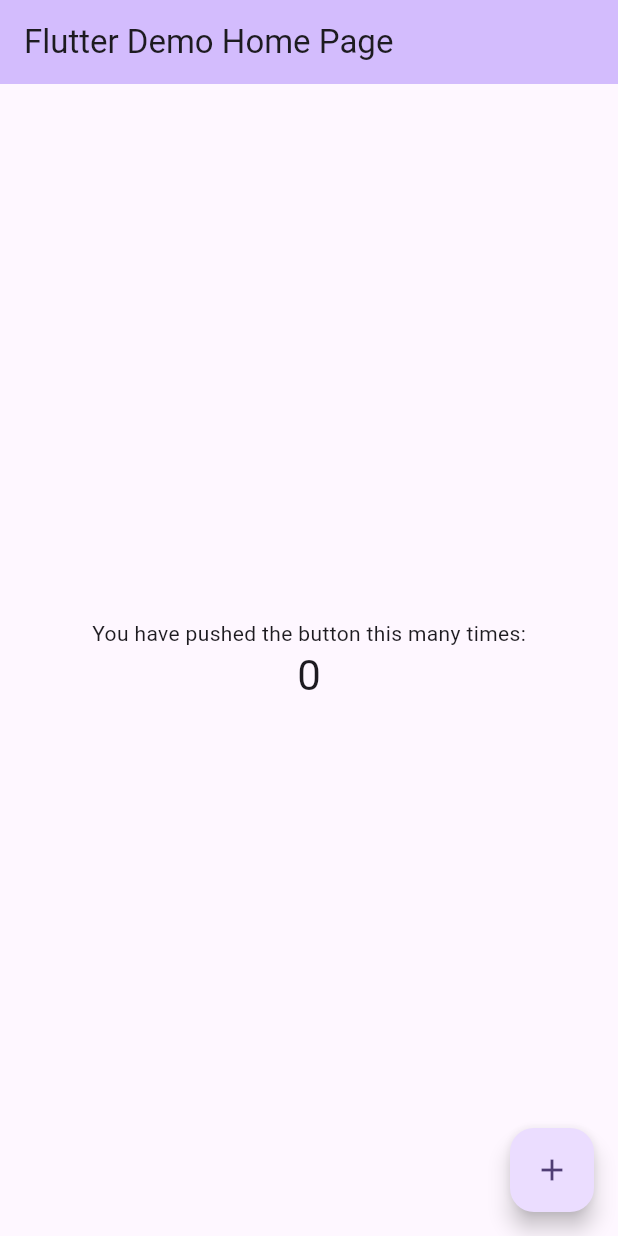
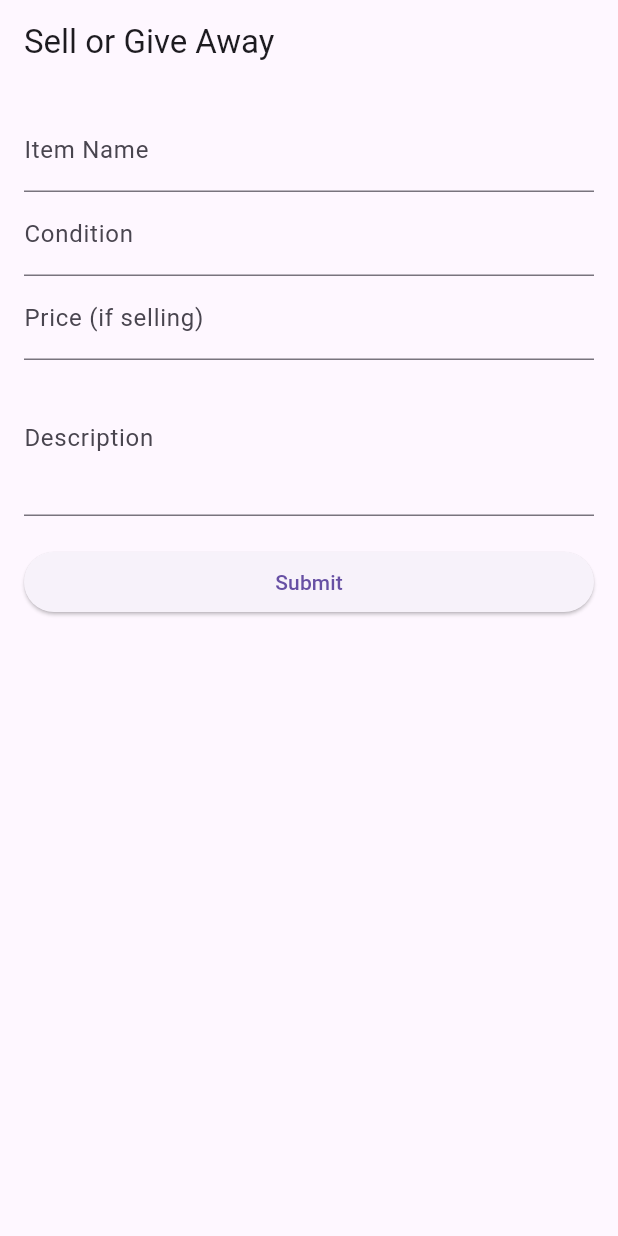
Before and after one commit to BrianKHL/DormDash, a Flutter app: the screen it shows after launch, on a phone screen of 412 x 824 dp. Run offline on Flutter 3.47's test engine with Material 3 defaults, Android fonts, the phone set to English and light mode, and no system bars.

Commit message:
Sell & Giveaway

```diff
--- a/lib/main.dart
+++ b/lib/main.dart
@@ -1,125 +1,99 @@
 import 'package:flutter/material.dart';
 
 void main() {
-  runApp(const MyApp());
+  runApp(DormDashApp());
 }
 
-class MyApp extends StatelessWidget {
-  const MyApp({super.key});
+class DormDashApp extends StatelessWidget {
+  const DormDashApp({super.key});
 
-  // This widget is the root of your application.
   @override
   Widget build(BuildContext context) {
     return MaterialApp(
-      title: 'Flutter Demo',
+      title: 'DormDash',
       theme: ThemeData(
-        // This is the theme of your application.
-        //
-        // TRY THIS: Try running your application with "flutter run". You'll see
-        // the application has a purple toolbar. Then, without quitting the app,
-        // try changing the seedColor in the colorScheme below to Colors.green
-        // and then invoke "hot reload" (save your changes or press the "hot
-        // reload" button in a Flutter-supported IDE, or press "r" if you used
-        // the command line to start the app).
-        //
-        // Notice that the counter didn't reset back to zero; the application
-        // state is not lost during the reload. To reset the state, use hot
-        // restart instead.
-        //
-        // This works for code too, not just values: Most code changes can be
-        // tested with just a hot reload.
-        colorScheme: ColorScheme.fromSeed(seedColor: Colors.deepPurple),
-        useMaterial3: true,
+        primarySwatch: Colors.blue,
       ),
-      home: const MyHomePage(title: 'Flutter Demo Home Page'),
+      home: SellGiveAwayScreen(),
     );
   }
 }
 
-class MyHomePage extends StatefulWidget {
-  const MyHomePage({super.key, required this.title});
-
-  // This widget is the home page of your application. It is stateful, meaning
-  // that it has a State object (defined below) that contains fields that affect
-  // how it looks.
-
-  // This class is the configuration for the state. It holds the values (in this
-  // case the title) provided by the parent (in this case the App widget) and
-  // used by the build method of the State. Fields in a Widget subclass are
-  // always marked "final".
-
-  final String title;
+class SellGiveAwayScreen extends StatefulWidget {
+  const SellGiveAwayScreen({super.key});
 
   @override
-  State<MyHomePage> createState() => _MyHomePageState();
+  _SellGiveAwayScreenState createState() => _SellGiveAwayScreenState();
 }
 
-class _MyHomePageState extends State<MyHomePage> {
-  int _counter = 0;
-
-  void _incrementCounter() {
-    setState(() {
-      // This call to setState tells the Flutter framework that something has
-      // changed in this State, which causes it to rerun the build method below
-      // so that the display can reflect the updated values. If we changed
-      // _counter without calling setState(), then the build method would not be
-      // called again, and so nothing would appear to happen.
-      _counter++;
-    });
-  }
+class _SellGiveAwayScreenState extends State<SellGiveAwayScreen> {
+  final _formKey = GlobalKey<FormState>();
+  String itemName = '';
+  String itemCondition = '';
+  double? itemPrice;
+  String? itemDescription;
 
   @override
   Widget build(BuildContext context) {
-    // This method is rerun every time setState is called, for instance as done
-    // by the _incrementCounter method above.
-    //
-    // The Flutter framework has been optimized to make rerunning build methods
-    // fast, so that you can just rebuild anything that needs updating rather
-    // than having to individually change instances of widgets.
     return Scaffold(
       appBar: AppBar(
-        // TRY THIS: Try changing the color here to a specific color (to
-        // Colors.amber, perhaps?) and trigger a hot reload to see the AppBar
-        // change color while the other colors stay the same.
-        backgroundColor: Theme.of(context).colorScheme.inversePrimary,
-        // Here we take the value from the MyHomePage object that was created by
-        // the App.build method, and use it to set our appbar title.
-        title: Text(widget.title),
+        title: Text('Sell or Give Away'),
       ),
-      body: Center(
-        // Center is a layout widget. It takes a single child and positions it
-        // in the middle of the parent.
-        child: Column(
-          // Column is also a layout widget. It takes a list of children and
-          // arranges them vertically. By default, it sizes itself to fit its
-          // children horizontally, and tries to be as tall as its parent.
-          //
-          // Column has various properties to control how it sizes itself and
-          // how it positions its children. Here we use mainAxisAlignment to
-          // center the children vertically; the main axis here is the vertical
-          // axis because Columns are vertical (the cross axis would be
-          // horizontal).
-          //
-          // TRY THIS: Invoke "debug painting" (choose the "Toggle Debug Paint"
-          // action in the IDE, or press "p" in the console), to see the
-          // wireframe for each widget.
-          mainAxisAlignment: MainAxisAlignment.center,
-          children: <Widget>[
-            const Text(
-              'You have pushed the button this many times:',
-            ),
-            Text(
-              '$_counter',
-              style: Theme.of(context).textTheme.headlineMedium,
-            ),
-          ],
+      body: Padding(
+        padding: const EdgeInsets.all(16.0),
+        child: Form(
+          key: _formKey,
+          child: ListView(
+            children: [
+              TextFormField(
+                decoration: InputDecoration(labelText: 'Item Name'),
+                validator: (value) {
+                  if (value == null || value.isEmpty) {
+                    return 'Please enter the item name';
+                  }
+                  return null;
+                },
+                onSaved: (value) => itemName = value!,
+              ),
+              TextFormField(
+                decoration: InputDecoration(labelText: 'Condition'),
+                validator: (value) {
+                  if (value == null || value.isEmpty) {
+                    return 'Please specify the item condition';
+                  }
+                  return null;
+                },
+                onSaved: (value) => itemCondition = value!,
+              ),
+              TextFormField(
+                decoration: InputDecoration(labelText: 'Price (if selling)'),
+                keyboardType: TextInputType.number,
+                onSaved: (value) =>
+                    itemPrice = value != null ? double.tryParse(value) : null,
+              ),
+              TextFormField(
+                decoration: InputDecoration(labelText: 'Description'),
+                maxLines: 3,
+                onSaved: (value) => itemDescription = value,
+              ),
+              SizedBox(height: 20),
+              ElevatedButton(
+                onPressed: () {
+                  if (_formKey.currentState!.validate()) {
+                    _formKey.currentState!.save();
+                    print('Item Name: $itemName');
+                    print('Condition: $itemCondition');
+                    print('Price: $itemPrice');
+                    print('Description: $itemDescription');
+                    // Add functionality to save or upload item details
+                  }
+                },
+                child: Text('Submit'),
+              ),
+            ],
+          ),
         ),
       ),
-      floatingActionButton: FloatingActionButton(
-        onPressed: _incrementCounter,
-        tooltip: 'Increment',
-        child: const Icon(Icons.add),
-      ), // This trailing comma makes auto-formatting nicer for build methods.
     );
   }
 }
```
